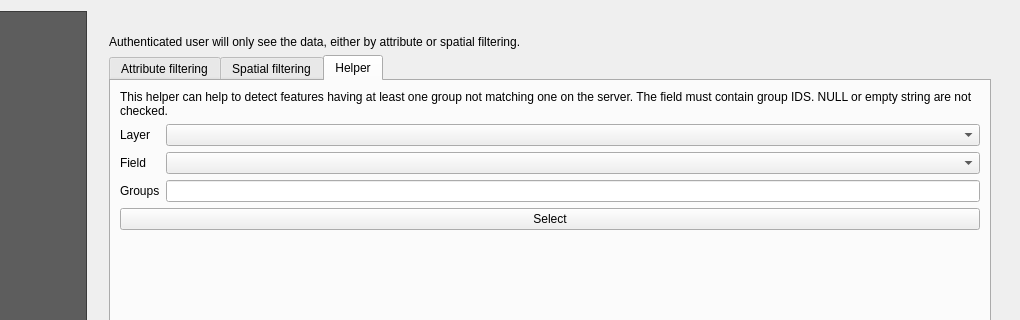
3liz/lizmap-plugin, file lizmap/resources/ui/ui_lizmap.ui: the form before one commit; both pictures show x 180 to 1200 and y 0 to 320 of the 1200 by 900 pixel window.
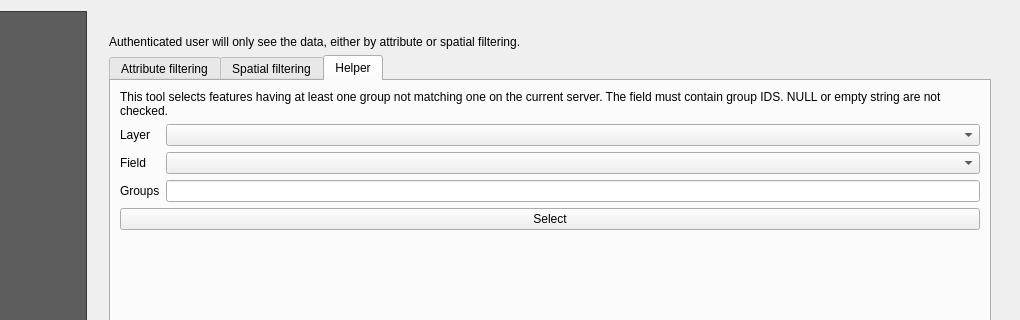
The form after the commit. The open tabs and pages were chosen to show the change. Custom widgets are drawn as their Qt base class.

Commit message: Rephrase sentence for @mdouchin 😝

Diff of the .ui file:
```diff
--- a/lizmap/resources/ui/ui_lizmap.ui
+++ b/lizmap/resources/ui/ui_lizmap.ui
@@ -3913,7 +3913,7 @@
                    <item>
                     <widget class="QLabel" name="label_83">
                      <property name="text">
-                      <string>This helper can help to detect features having at least one group not matching one on the server. The field must contain group IDS. NULL or empty string are not checked.</string>
+                      <string>This tool selects features having at least one group not matching one on the current server. The field must contain group IDS. NULL or empty string are not checked.</string>
                      </property>
                      <property name="wordWrap">
                       <bool>true</bool>
```
